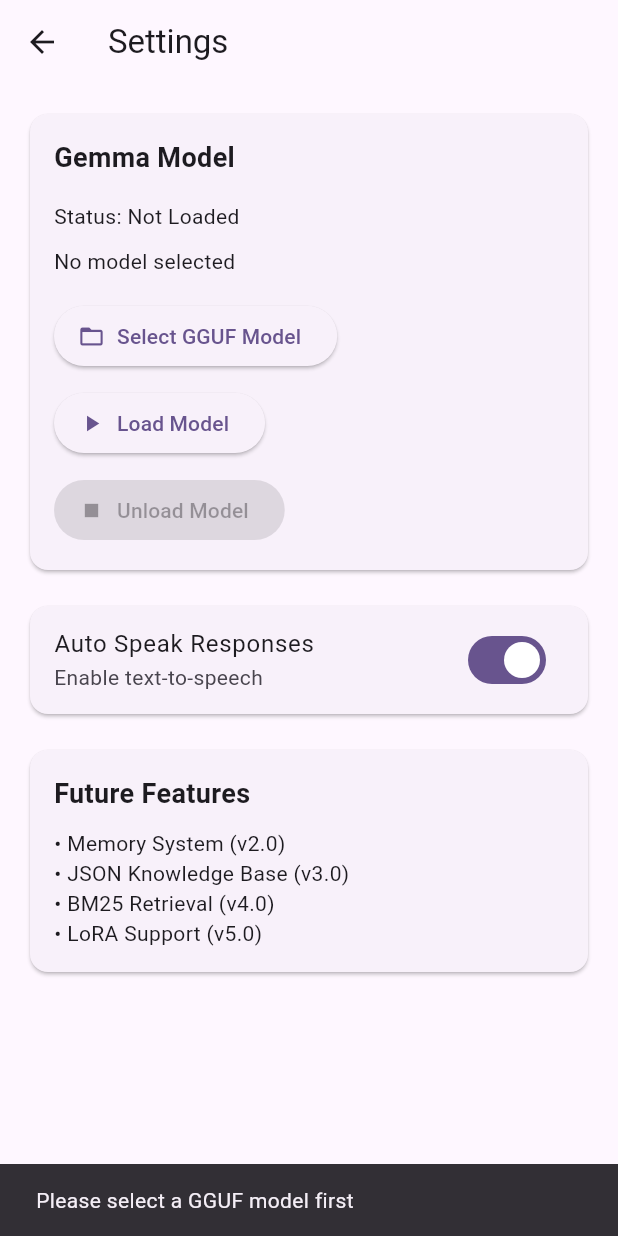
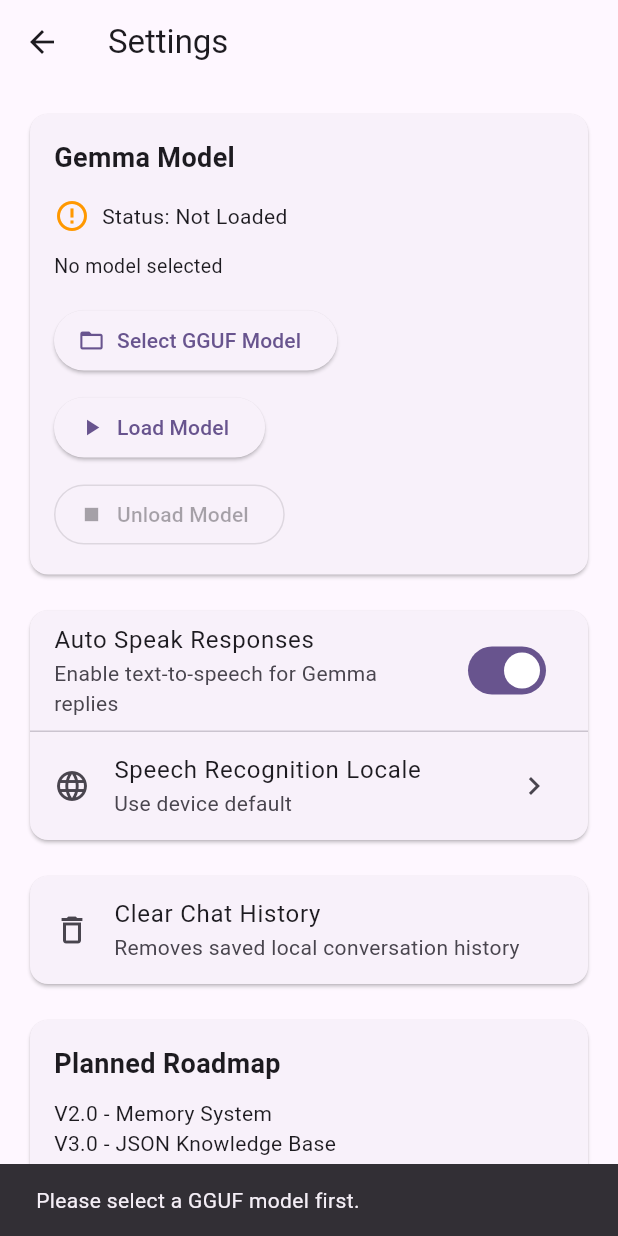
Before and after one commit to Mathin26/Gemma-chatbot-app, a Flutter app: the SettingsScreen screen opened by its route, after a tap on "Load Model", on a phone screen of 412 x 824 dp. Run offline on Flutter 3.47's test engine with Material 3 defaults, Android fonts, the phone set to English and light mode, and no system bars; our stand-ins replace file_picker, flutter_tts, shared_preferences, speech_to_text; missing offline and left inert: flutter_gemma; accounts and stored records are empty.

Commit message:
Project update

```diff
--- a/gemma_app/lib/screens/settings_screen.dart
+++ b/gemma_app/lib/screens/settings_screen.dart
@@ -1,47 +1,50 @@
+import 'package:file_picker/file_picker.dart';
 import 'package:flutter/material.dart';
-import 'package:file_picker/file_picker.dart';
 
 import '../services/gemma_service.dart';
+import '../services/speech_service.dart';
+import '../services/storage_service.dart';
 
 class SettingsScreen extends StatefulWidget {
   const SettingsScreen({super.key});
 
   @override
-  State<SettingsScreen> createState() =>
-      _SettingsScreenState();
+  State<SettingsScreen> createState() => _SettingsScreenState();
 }
 
-class _SettingsScreenState
-    extends State<SettingsScreen> {
-  String _modelPath = "";
-
+class _SettingsScreenState extends State<SettingsScreen> {
+  String _modelPath = '';
   bool _isLoading = false;
-
   bool _modelLoaded = false;
-
   bool _autoTts = true;
+  String? _selectedLocaleId;
 
   @override
   void initState() {
     super.initState();
-
-    _refreshModelInfo();
+    _loadSettings();
   }
 
-  void _refreshModelInfo() {
+  Future<void> _loadSettings() async {
+    final savedModelPath = await StorageService.instance.loadSelectedModelPath();
+    final ttsEnabled = await StorageService.instance.loadTtsEnabled();
+    final localeId = await StorageService.instance.loadSpeechLocale();
+
+    if (!mounted) return;
+
     setState(() {
-      _modelLoaded =
-          GemmaService.instance.isModelLoaded;
-
-      _modelPath =
-          GemmaService.instance.currentModelPath;
+      _modelLoaded = GemmaService.instance.isModelLoaded;
+      _modelPath = GemmaService.instance.currentModelPath.isNotEmpty
+          ? GemmaService.instance.currentModelPath
+          : savedModelPath;
+      _autoTts = ttsEnabled;
+      _selectedLocaleId = localeId;
     });
   }
 
   Future<void> _pickModel() async {
     try {
-      final result =
-          await FilePicker.platform.pickFiles(
+      final result = await FilePicker.platform.pickFiles(
         allowMultiple: false,
         type: FileType.custom,
         allowedExtensions: ['gguf'],
@@ -49,26 +52,24 @@
 
       if (result == null) return;
 
-      final path =
-          result.files.single.path;
+      final path = result.files.single.path;
+      if (path == null || path.isEmpty) return;
 
-      if (path == null) return;
+      await StorageService.instance.saveSelectedModelPath(path);
+
+      if (!mounted) return;
 
       setState(() {
         _modelPath = path;
       });
     } catch (e) {
-      _showMessage(
-        "Error selecting file: $e",
-      );
+      _showMessage('Error selecting file: $e');
     }
   }
 
   Future<void> _loadModel() async {
     if (_modelPath.isEmpty) {
-      _showMessage(
-        "Please select a GGUF model first",
-      );
+      _showMessage('Please select a GGUF model first.');
       return;
     }
 
@@ -77,55 +78,101 @@
     });
 
     try {
-      final success =
-          await GemmaService.instance
-              .loadModel(_modelPath);
+      final success = await GemmaService.instance.loadModel(_modelPath);
+
+      if (!mounted) return;
 
       if (success) {
-        _showMessage(
-          "Model loaded successfully",
-        );
+        _showMessage('Model loaded successfully.');
       } else {
-        _showMessage(
-          "Failed to load model",
-        );
+        _showMessage('Failed to load model.');
       }
 
-      _refreshModelInfo();
+      setState(() {
+        _modelLoaded = GemmaService.instance.isModelLoaded;
+        _modelPath = GemmaService.instance.currentModelPath.isNotEmpty
+            ? GemmaService.instance.currentModelPath
+            : _modelPath;
+      });
     } catch (e) {
-      _showMessage(
-        "Error: $e",
-      );
+      _showMessage('Error loading model: $e');
+    } finally {
+      if (!mounted) return;
+      setState(() {
+        _isLoading = false;
+      });
     }
-
-    setState(() {
-      _isLoading = false;
-    });
   }
 
   Future<void> _unloadModel() async {
     try {
-      await GemmaService.instance
-          .unloadModel();
+      await GemmaService.instance.unloadModel();
 
-      _refreshModelInfo();
+      if (!mounted) return;
 
-      _showMessage(
-        "Model unloaded",
-      );
+      setState(() {
+        _modelLoaded = false;
+      });
+
+      _showMessage('Model unloaded.');
     } catch (e) {
-      _showMessage(
-        "Error: $e",
-      );
+      _showMessage('Error unloading model: $e');
     }
   }
 
+  Future<void> _toggleTts(bool value) async {
+    await StorageService.instance.saveTtsEnabled(value);
+    if (!mounted) return;
+
+    setState(() {
+      _autoTts = value;
+    });
+  }
+
+  Future<void> _pickSpeechLocale() async {
+    final locales = await SpeechService.instance.getLocales();
+    if (!mounted) return;
+
+    await showModalBottomSheet<void>(
+      context: context,
+      builder: (context) {
+        return ListView.separated(
+          itemCount: locales.length,
+          separatorBuilder: (_, __) => const Divider(height: 1),
+          itemBuilder: (context, index) {
+            final locale = locales[index];
+            final isSelected = locale.localeId == _selectedLocaleId;
+
+            return ListTile(
+              title: Text(locale.name),
+              subtitle: Text(locale.localeId),
+              trailing: isSelected ? const Icon(Icons.check) : null,
+              onTap: () async {
+                await StorageService.instance.saveSpeechLocale(locale.localeId);
+                if (!mounted) return;
+
+                setState(() {
+                  _selectedLocaleId = locale.localeId;
+                });
+
+                Navigator.pop(context);
+              },
+            );
+          },
+        );
+      },
+    );
+  }
+
+  Future<void> _clearChatHistory() async {
+    await StorageService.instance.clearMessages();
+    if (!mounted) return;
+    _showMessage('Chat history cleared.');
+  }
+
   void _showMessage(String text) {
-    ScaffoldMessenger.of(context)
-        .showSnackBar(
-      SnackBar(
-        content: Text(text),
-      ),
+    ScaffoldMessenger.of(context).showSnackBar(
+      SnackBar(content: Text(text)),
     );
   }
 
@@ -134,75 +181,45 @@
       child: Padding(
         padding: const EdgeInsets.all(16),
         child: Column(
-          crossAxisAlignment:
-              CrossAxisAlignment.start,
+          crossAxisAlignment: CrossAxisAlignment.start,
           children: [
             const Text(
-              "Gemma Model",
-              style: TextStyle(
-                fontSize: 18,
-                fontWeight:
-                    FontWeight.bold,
-              ),
+              'Gemma Model',
+              style: TextStyle(fontSize: 18, fontWeight: FontWeight.bold),
             ),
-
+            const SizedBox(height: 14),
+            Row(
+              children: [
+                Icon(
+                  _modelLoaded ? Icons.check_circle : Icons.error_outline,
+                  color: _modelLoaded ? Colors.green : Colors.orange,
+                ),
+                const SizedBox(width: 8),
+                Text(_modelLoaded ? 'Status: Loaded' : 'Status: Not Loaded'),
+              ],
+            ),
+            const SizedBox(height: 12),
+            Text(
+              _modelPath.isEmpty ? 'No model selected' : _modelPath,
+              style: const TextStyle(fontSize: 13),
+            ),
             const SizedBox(height: 16),
-
-            Text(
-              _modelLoaded
-                  ? "Status: Loaded"
-                  : "Status: Not Loaded",
-            ),
-
-            const SizedBox(height: 10),
-
-            Text(
-              _modelPath.isEmpty
-                  ? "No model selected"
-                  : _modelPath,
-            ),
-
-            const SizedBox(height: 16),
-
             ElevatedButton.icon(
               onPressed: _pickModel,
-              icon: const Icon(
-                Icons.folder_open,
-              ),
-              label: const Text(
-                "Select GGUF Model",
-              ),
+              icon: const Icon(Icons.folder_open),
+              label: const Text('Select GGUF Model'),
             ),
-
             const SizedBox(height: 10),
-
             ElevatedButton.icon(
-              onPressed: _isLoading
-                  ? null
-                  : _loadModel,
-              icon: const Icon(
-                Icons.play_arrow,
-              ),
-              label: Text(
-                _isLoading
-                    ? "Loading..."
-                    : "Load Model",
-              ),
+              onPressed: _isLoading ? null : _loadModel,
+              icon: const Icon(Icons.play_arrow),
+              label: Text(_isLoading ? 'Loading...' : 'Load Model'),
             ),
-
             const SizedBox(height: 10),
-
-            ElevatedButton.icon(
-              onPressed:
-                  _modelLoaded
-                      ? _unloadModel
-                      : null,
-              icon: const Icon(
-                Icons.stop,
-              ),
-              label: const Text(
-                "Unload Model",
-              ),
+            OutlinedButton.icon(
+              onPressed: _modelLoaded ? _unloadModel : null,
+              icon: const Icon(Icons.stop),
+              label: const Text('Unload Model'),
             ),
           ],
         ),
@@ -210,55 +227,61 @@
     );
   }
 
-  Widget _buildTtsSection() {
+  Widget _buildVoiceSection() {
     return Card(
-      child: SwitchListTile(
-        title: const Text(
-          "Auto Speak Responses",
-        ),
-        subtitle: const Text(
-          "Enable text-to-speech",
-        ),
-        value: _autoTts,
-        onChanged: (value) {
-          setState(() {
-            _autoTts = value;
-          });
-        },
+      child: Column(
+        children: [
+          SwitchListTile(
+            title: const Text('Auto Speak Responses'),
+            subtitle: const Text('Enable text-to-speech for Gemma replies'),
+            value: _autoTts,
+            onChanged: _toggleTts,
+          ),
+          const Divider(height: 1),
+          ListTile(
+            leading: const Icon(Icons.language),
+            title: const Text('Speech Recognition Locale'),
+            subtitle: Text(_selectedLocaleId ?? 'Use device default'),
+            trailing: const Icon(Icons.chevron_right),
+            onTap: _pickSpeechLocale,
+          ),
+        ],
       ),
     );
   }
 
-  Widget _buildFutureFeatures() {
+  Widget _buildHistorySection() {
     return Card(
+      child: Column(
+        children: [
+          ListTile(
+            leading: const Icon(Icons.delete_outline),
+            title: const Text('Clear Chat History'),
+            subtitle: const Text('Removes saved local conversation history'),
+            onTap: _clearChatHistory,
+          ),
+        ],
+      ),
+    );
+  }
+
+  Widget _buildRoadmapSection() {
+    return const Card(
       child: Padding(
-        padding:
-            const EdgeInsets.all(16),
+        padding: EdgeInsets.all(16),
         child: Column(
-          crossAxisAlignment:
-              CrossAxisAlignment.start,
-          children: const [
+          crossAxisAlignment: CrossAxisAlignment.start,
+          children: [
             Text(
-              "Future Features",
-              style: TextStyle(
-                fontSize: 18,
-                fontWeight:
-                    FontWeight.bold,
-              ),
+              'Planned Roadmap',
+              style: TextStyle(fontSize: 18, fontWeight: FontWeight.bold),
             ),
             SizedBox(height: 10),
-            Text(
-              "• Memory System (v2.0)",
-            ),
-            Text(
-              "• JSON Knowledge Base (v3.0)",
-            ),
-            Text(
-              "• BM25 Retrieval (v4.0)",
-            ),
-            Text(
-              "• LoRA Support (v5.0)",
-            ),
+            Text('V2.0 - Memory System'),
+            Text('V3.0 - JSON Knowledge Base'),
+            Text('V4.0 - BM25 Retrieval'),
+            Text('V5.0 - Document Upload'),
+            Text('V6.0 - LoRA Support, Agent Tools, Vision'),
           ],
         ),
       ),
@@ -269,23 +292,18 @@
   Widget build(BuildContext context) {
     return Scaffold(
       appBar: AppBar(
-        title: const Text(
-          "Settings",
-        ),
+        title: const Text('Settings'),
       ),
       body: ListView(
-        padding:
-            const EdgeInsets.all(16),
+        padding: const EdgeInsets.all(16),
         children: [
           _buildModelSection(),
-
           const SizedBox(height: 16),
-
-          _buildTtsSection(),
-
+          _buildVoiceSection(),
           const SizedBox(height: 16),
-
-          _buildFutureFeatures(),
+          _buildHistorySection(),
+          const SizedBox(height: 16),
+          _buildRoadmapSection(),
         ],
       ),
     );
```
